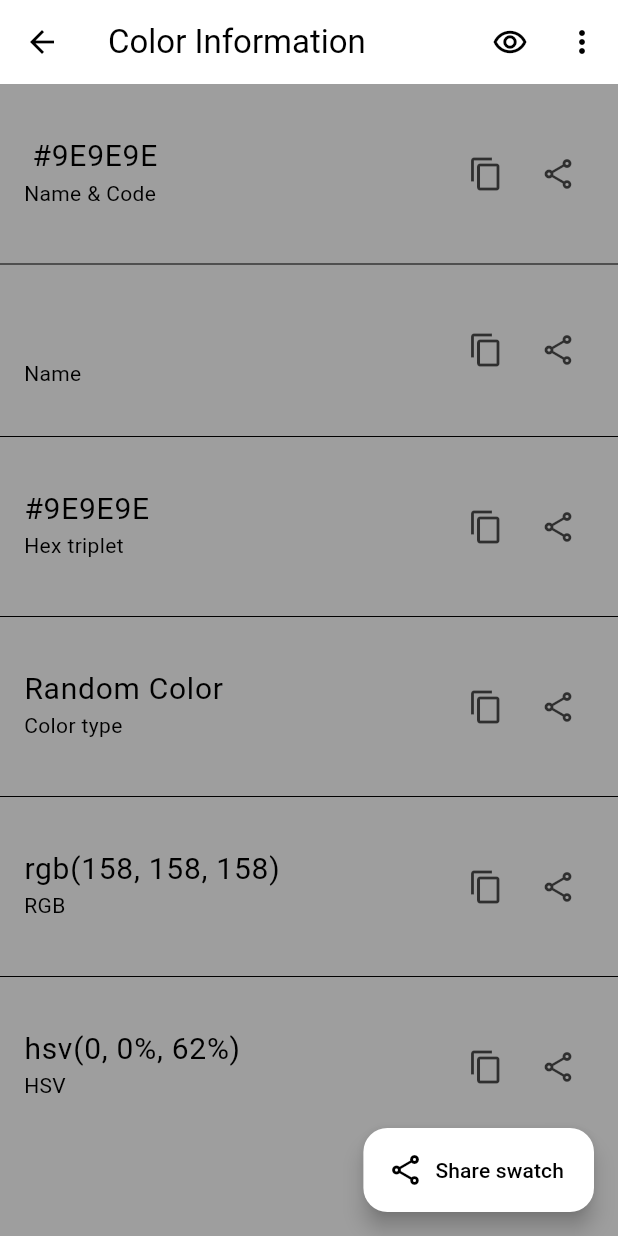
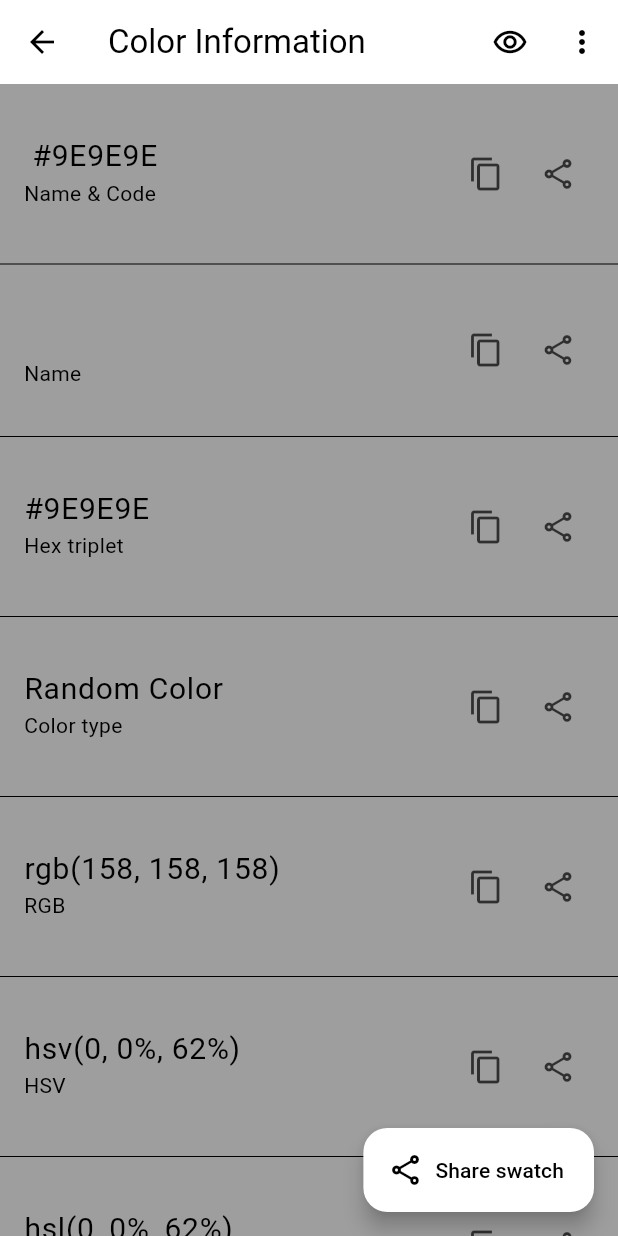
Before and after one commit to tecdrop/color_hap, a Flutter app: the ColorInfoScreen screen opened directly with empty values, on a phone screen of 412 x 824 dp. Run offline on Flutter 3.47's test engine with Material 3 defaults, Android fonts, the phone set to English and light mode, and no system bars; our stand-ins replace go_router, share_plus, shared_preferences; missing offline and left inert: flutter_randomcolor; accounts and stored records are empty.

Commit message:
Fix the color swatch file name

```diff
--- a/lib/common/app_const.dart
+++ b/lib/common/app_const.dart
@@ -12,3 +12,6 @@ const Color defaultColor = Colors.black;
 
 /// The parameter name for colors with no name.
 const String noNameColorParam = 'noname';
+
+/// The color swatch image file name for a given hex code.
+String colorSwatchFileName(String hexCode) => 'colorhap_${hexCode}_random_color_swatch.png';
--- a/lib/screens/color_info_screen.dart
+++ b/lib/screens/color_info_screen.dart
@@ -8,6 +8,7 @@ import 'package:flutter/services.dart';
 
 import 'package:share_plus/share_plus.dart';
 
+import '../common/app_const.dart' as consts;
 import '../common/app_routes.dart';
 import '../common/app_urls.dart' as urls;
 import '../common/ui_strings.dart' as strings;
@@ -117,9 +118,13 @@ class _ColorInfoScreenState extends State<ColorInfoScreen> {
 
   /// Shares all the color information.
   void _shareColorSwatch() async {
+    // Generate the color swatch image file name
+    final String hexCode = color_utils.toHexString(widget.randomColor.color, withHash: false);
+    final String fileName = consts.colorSwatchFileName(hexCode);
+
+    // Create the color swatch image file
     Uint8List pngBytes = await color_utils.buildColorSwatch(widget.randomColor.color, 512, 512);
-    // final XFile xFile = XFile.fromData(pngBytes, name: fileName, mimeType: 'image/png');
-    final XFile xFile = XFile.fromData(pngBytes, name: 'color_swatch.png', mimeType: 'image/png');
+    final XFile xFile = XFile.fromData(pngBytes, name: fileName, mimeType: 'image/png');
 
     // Summon the platform's share sheet to share the image file
     await Share.shareXFiles([xFile], text: strings.shareSwatchMessage(widget.randomColor.title));
@@ -137,16 +142,11 @@ class _ColorInfoScreenState extends State<ColorInfoScreen> {
       ),
 
       // The body of the screen with the color information list
-      body: Padding(
-        // Add some bottom padding to the list to make space for the floating action button
-        padding: const EdgeInsets.only(bottom: 64.0),
-
-        child: ColorInfoList(
-          randomColor: widget.randomColor,
-          infos: _infos,
-          onCopyPressed: (key, value) => _copyItem(context, key, value),
-          onSharePressed: (key, value) => _shareItem(key, value),
-        ),
+      body: ColorInfoList(
+        randomColor: widget.randomColor,
+        infos: _infos,
+        onCopyPressed: (key, value) => _copyItem(context, key, value),
+        onSharePressed: (key, value) => _shareItem(key, value),
       ),
 
       // The Share Swatch floating action button
--- a/lib/widgets/color_info_list.dart
+++ b/lib/widgets/color_info_list.dart
@@ -48,10 +48,10 @@ class ColorInfoList extends StatelessWidget {
       ),
       child: ListView.separated(
         // Use padding to constrain the width of the list items so they look ok on large screens
+        // Also add some bottom padding to the list to make space for the floating action button
         padding: EdgeInsets.symmetric(
           horizontal: max(0, (width - 800) / 2),
-          // vertical: 16.0,
-        ),
+        ).copyWith(bottom: 64.0),
 
         itemCount: infos.length,
         itemBuilder: (BuildContext context, int index) {
```
